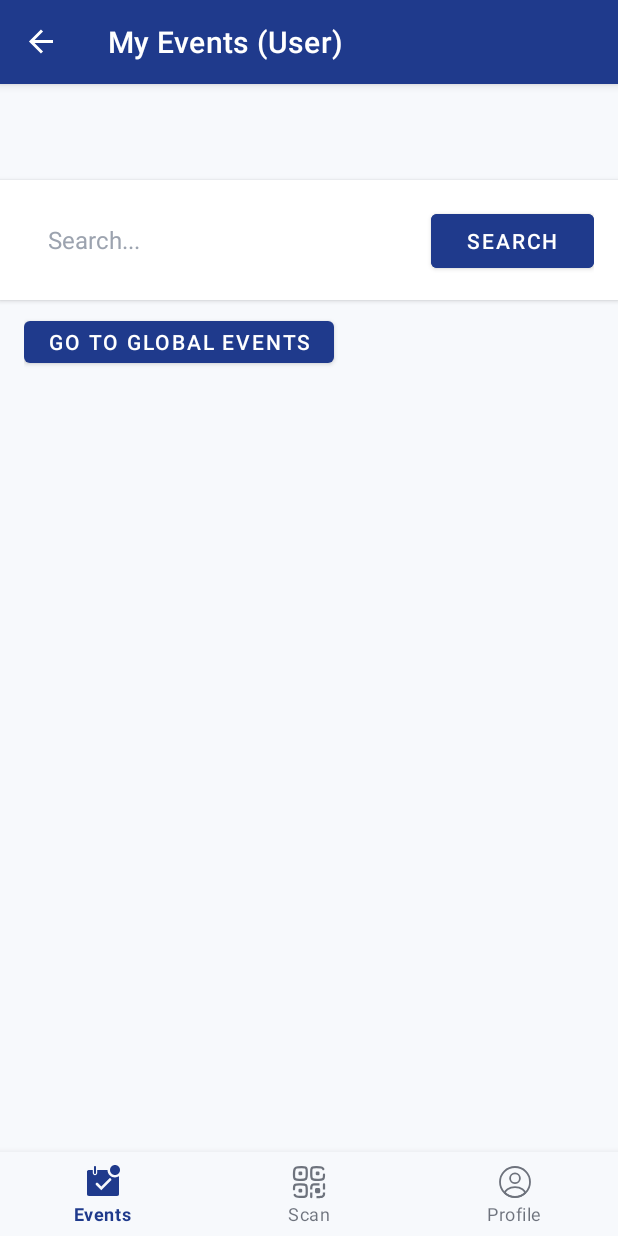
After one commit to CMPUT301F25arcane/arcane-events, an Android app: the UserEventsFragment screen opened through its navigation route, on a phone screen of 412 x 824 dp. The commit adds this screen. Run offline under Robolectric (Android 15) with nearby library versions, the phone set to English and light mode, and no system bars; our stand-ins replace Firebase (no records; nobody signed in at launch, a user with empty details on screens opened directly), navigation-ui.

Commit message:
my events pages

```diff
--- /dev/null
+++ b/app/src/main/java/com/example/arcane/ui/events/EventCardAdapter.java
@@ -0,0 +1,83 @@
+package com.example.arcane.ui.events;
+
+import android.view.LayoutInflater;
+import android.view.View;
+import android.view.ViewGroup;
+import android.widget.ImageView;
+import android.widget.TextView;
+
+import androidx.annotation.NonNull;
+import androidx.recyclerview.widget.RecyclerView;
+
+import com.example.arcane.R;
+import com.example.arcane.model.Event;
+
+import java.util.ArrayList;
+import java.util.List;
+
+public class EventCardAdapter extends RecyclerView.Adapter<EventCardAdapter.EventViewHolder> {
+
+    public interface OnEventClickListener {
+        void onEventClick(@NonNull Event event);
+    }
+
+    private final List<Event> events = new ArrayList<>();
+    private final OnEventClickListener listener;
+
+    public EventCardAdapter(OnEventClickListener listener) {
+        this.listener = listener;
+    }
+
+    public void setItems(@NonNull List<Event> items) {
+        events.clear();
+        events.addAll(items);
+        notifyDataSetChanged();
+    }
+
+    @NonNull
+    @Override
+    public EventViewHolder onCreateViewHolder(@NonNull ViewGroup parent, int viewType) {
+        View view = LayoutInflater.from(parent.getContext()).inflate(R.layout.item_event_card, parent, false);
+        return new EventViewHolder(view);
+    }
+
+    @Override
+    public void onBindViewHolder(@NonNull EventViewHolder holder, int position) {
+        Event event = events.get(position);
+        holder.titleView.setText(event.getEventName());
+        holder.locationView.setText(event.getLocation());
+
+        if (event.getEventDate() != null) {
+            holder.dateView.setText(android.text.format.DateFormat.format("yyyy-MM-dd", event.getEventDate().toDate()));
+        } else {
+            holder.dateView.setText("");
+        }
+
+        holder.itemView.setOnClickListener(v -> {
+            if (listener != null) listener.onEventClick(event);
+        });
+
+        // Placeholder image; integrate Glide/Picasso later if needed
+        holder.imageView.setImageResource(android.R.drawable.ic_menu_gallery);
+    }
+
+    @Override
+    public int getItemCount() {
+        return events.size();
+    }
+
+    static class EventViewHolder extends RecyclerView.ViewHolder {
+        ImageView imageView;
+        TextView titleView;
+        TextView dateView;
+        TextView locationView;
+
+        EventViewHolder(@NonNull View itemView) {
+            super(itemView);
+            imageView = itemView.findViewById(R.id.event_image);
+            titleView = itemView.findViewById(R.id.event_name);
+            dateView = itemView.findViewById(R.id.event_date);
+            locationView = itemView.findViewById(R.id.event_location);
+        }
+    }
+}
--- /dev/null
+++ b/app/src/main/java/com/example/arcane/ui/events/OrganizerEventsFragment.java
@@ -0,0 +1,92 @@
+package com.example.arcane.ui.events;
+
+import android.os.Bundle;
+import android.view.LayoutInflater;
+import android.view.View;
+import android.view.ViewGroup;
+
+import androidx.annotation.NonNull;
+import androidx.annotation.Nullable;
+import androidx.fragment.app.Fragment;
+import androidx.recyclerview.widget.LinearLayoutManager;
+
+import com.example.arcane.R;
+import com.example.arcane.databinding.FragmentEventsBinding;
+import com.example.arcane.model.Event;
+import com.example.arcane.repository.EventRepository;
+import com.google.firebase.auth.FirebaseAuth;
+import com.google.firebase.auth.FirebaseUser;
+import com.google.firebase.firestore.QueryDocumentSnapshot;
+
+import java.util.ArrayList;
+import java.util.List;
+
+public class OrganizerEventsFragment extends Fragment {
+
+    private FragmentEventsBinding binding;
+    private EventCardAdapter adapter;
+    private EventRepository eventRepository;
+
+    @Nullable
+    @Override
+    public View onCreateView(@NonNull LayoutInflater inflater, @Nullable ViewGroup container, @Nullable Bundle savedInstanceState) {
+        binding = FragmentEventsBinding.inflate(inflater, container, false);
+        return binding.getRoot();
+    }
+
+    @Override
+    public void onViewCreated(@NonNull View view, @Nullable Bundle savedInstanceState) {
+        super.onViewCreated(view, savedInstanceState);
+
+        eventRepository = new EventRepository();
+        adapter = new EventCardAdapter(event -> {
+            // Click handling will be added in later step
+        });
+
+        binding.eventsRecyclerView.setLayoutManager(new LinearLayoutManager(requireContext()));
+        binding.eventsRecyclerView.setAdapter(adapter);
+
+        // Hide nav buttons container for organizer (only users need it)
+        binding.navButtonsContainer.setVisibility(View.GONE);
+
+        // Organizer can create events - show FAB
+        binding.fabAddEvent.setVisibility(View.VISIBLE);
+        binding.fabAddEvent.setOnClickListener(v -> {
+            androidx.navigation.NavController navController = androidx.navigation.Navigation.findNavController(requireActivity(), R.id.nav_host_fragment_activity_main);
+            navController.navigate(R.id.navigation_create_event);
+        });
+
+        loadOrganizerEvents();
+    }
+
+    private void loadOrganizerEvents() {
+        FirebaseUser currentUser = FirebaseAuth.getInstance().getCurrentUser();
+        if (currentUser == null) {
+            return;
+        }
+        String organizerId = currentUser.getUid();
+        eventRepository.getEventsByOrganizer(organizerId)
+                .addOnSuccessListener(querySnapshot -> {
+                    List<Event> items = new ArrayList<>();
+                    for (QueryDocumentSnapshot doc : querySnapshot) {
+                        Event event = doc.toObject(Event.class);
+                        event.setEventId(doc.getId());
+                        items.add(event);
+                    }
+                    adapter.setItems(items);
+                });
+    }
+
+    @Override
+    public void onResume() {
+        super.onResume();
+        // Refresh events list when returning to this fragment (e.g., after creating an event)
+        loadOrganizerEvents();
+    }
+
+    @Override
+    public void onDestroyView() {
+        super.onDestroyView();
+        binding = null;
+    }
+}
--- /dev/null
+++ b/app/src/main/java/com/example/arcane/ui/events/UserEventsFragment.java
@@ -0,0 +1,107 @@
+package com.example.arcane.ui.events;
+
+import android.os.Bundle;
+import android.view.LayoutInflater;
+import android.view.View;
+import android.view.ViewGroup;
+
+import androidx.annotation.NonNull;
+import androidx.annotation.Nullable;
+import androidx.fragment.app.Fragment;
+import androidx.recyclerview.widget.LinearLayoutManager;
+
+import com.example.arcane.databinding.FragmentEventsBinding;
+import com.example.arcane.model.Event;
+import com.example.arcane.model.UserProfile;
+import com.example.arcane.repository.EventRepository;
+import com.example.arcane.repository.UserRepository;
+import com.google.firebase.auth.FirebaseAuth;
+import com.google.firebase.auth.FirebaseUser;
+
+import java.util.ArrayList;
+import java.util.List;
+
+public class UserEventsFragment extends Fragment {
+
+    private FragmentEventsBinding binding;
+    private EventCardAdapter adapter;
+    private UserRepository userRepository;
+    private EventRepository eventRepository;
+
+    @Nullable
+    @Override
+    public View onCreateView(@NonNull LayoutInflater inflater, @Nullable ViewGroup container, @Nullable Bundle savedInstanceState) {
+        binding = FragmentEventsBinding.inflate(inflater, container, false);
+        return binding.getRoot();
+    }
+
+    @Override
+    public void onViewCreated(@NonNull View view, @Nullable Bundle savedInstanceState) {
+        super.onViewCreated(view, savedInstanceState);
+
+        userRepository = new UserRepository();
+        eventRepository = new EventRepository();
+        adapter = new EventCardAdapter(event -> {
+            // Click handling will be added later (show details / abandon / decision)
+        });
+
+        binding.eventsRecyclerView.setLayoutManager(new LinearLayoutManager(requireContext()));
+        binding.eventsRecyclerView.setAdapter(adapter);
+
+        // Users cannot create; hide FAB
+        binding.fabAddEvent.setVisibility(View.GONE);
+
+        // Show nav button to Global Events
+        binding.navButtonsContainer.setVisibility(View.VISIBLE);
+        binding.primaryNavButton.setText("Go to Global Events");
+        binding.primaryNavButton.setOnClickListener(v -> {
+            androidx.navigation.NavController navController = androidx.navigation.Navigation.findNavController(requireActivity(), com.example.arcane.R.id.nav_host_fragment_activity_main);
+            navController.navigate(com.example.arcane.R.id.navigation_global_events);
+        });
+
+        loadUserEvents();
+    }
+
+    private void loadUserEvents() {
+        FirebaseUser currentUser = FirebaseAuth.getInstance().getCurrentUser();
+        if (currentUser == null) {
+            return;
+        }
+        String userId = currentUser.getUid();
+        userRepository.getUserById(userId)
+                .addOnSuccessListener(snapshot -> {
+                    UserProfile profile = snapshot.toObject(UserProfile.class);
+                    if (profile == null || profile.getRegisteredEventIds() == null || profile.getRegisteredEventIds().isEmpty()) {
+                        adapter.setItems(new ArrayList<>());
+                        return;
+                    }
+
+                    List<String> eventIds = profile.getRegisteredEventIds();
+                    List<Event> items = new ArrayList<>();
+
+                    final int[] remaining = {eventIds.size()};
+                    for (String eventId : eventIds) {
+                        eventRepository.getEventById(eventId)
+                                .addOnSuccessListener(doc -> {
+                                    Event event = doc.toObject(Event.class);
+                                    if (event != null) {
+                                        event.setEventId(doc.getId());
+                                        items.add(event);
+                                    }
+                                })
+                                .addOnCompleteListener(task -> {
+                                    remaining[0] -= 1;
+                                    if (remaining[0] == 0) {
+                                        adapter.setItems(items);
+                                    }
+                                });
+                    }
+                });
+    }
+
+    @Override
+    public void onDestroyView() {
+        super.onDestroyView();
+        binding = null;
+    }
+}
--- a/app/src/main/res/layout/fragment_events.xml
+++ b/app/src/main/res/layout/fragment_events.xml
@@ -13,6 +13,7 @@
         android:layout_height="wrap_content"
         android:orientation="horizontal"
         android:padding="16dp"
+        android:layout_marginTop="8dp"
         android:background="@color/surface"
         android:elevation="2dp"
         app:layout_constraintTop_toTopOf="parent"
@@ -47,6 +48,30 @@
 
     </LinearLayout>
 
+    <!-- Optional nav buttons row (toggled per fragment) -->
+    <LinearLayout
+        android:id="@+id/nav_buttons_container"
+        android:layout_width="0dp"
+        android:layout_height="wrap_content"
+        android:orientation="horizontal"
+        android:paddingStart="16dp"
+        android:paddingEnd="16dp"
+        android:paddingTop="8dp"
+        android:paddingBottom="0dp"
+        android:visibility="gone"
+        app:layout_constraintTop_toBottomOf="@id/search_container"
+        app:layout_constraintStart_toStartOf="parent"
+        app:layout_constraintEnd_toEndOf="parent">
+
+        <Button
+            android:id="@+id/primary_nav_button"
+            android:layout_width="wrap_content"
+            android:layout_height="40dp"
+            android:text="Go"
+            android:paddingStart="16dp"
+            android:paddingEnd="16dp" />
+    </LinearLayout>
+
     <!-- Events RecyclerView -->
     <androidx.recyclerview.widget.RecyclerView
         android:id="@+id/events_recycler_view"
@@ -55,11 +80,26 @@
         android:paddingTop="8dp"
         android:paddingBottom="8dp"
         android:clipToPadding="false"
-        app:layout_constraintTop_toBottomOf="@id/search_container"
+        app:layout_constraintTop_toBottomOf="@id/nav_buttons_container"
         app:layout_constraintBottom_toBottomOf="parent"
         app:layout_constraintStart_toStartOf="parent"
         app:layout_constraintEnd_toEndOf="parent"
         tools:listitem="@layout/item_event_card" />
+
+    <!-- Floating Action Button for Organizer (hidden for users) -->
+    <com.google.android.material.floatingactionbutton.FloatingActionButton
+        android:id="@+id/fab_add_event"
+        android:layout_width="wrap_content"
+        android:layout_height="wrap_content"
+        android:layout_marginEnd="16dp"
+        android:layout_marginBottom="80dp"
+        android:src="@android:drawable/ic_input_add"
+        android:contentDescription="Add Event"
+        app:tint="?attr/colorOnPrimary"
+        app:backgroundTint="?attr/colorPrimary"
+        android:visibility="gone"
+        app:layout_constraintBottom_toBottomOf="parent"
+        app:layout_constraintEnd_toEndOf="parent" />
 
     <!-- Notification Banner (Bottom) -->
     <include
--- a/app/src/main/res/navigation/mobile_navigation.xml
+++ b/app/src/main/res/navigation/mobile_navigation.xml
@@ -25,9 +25,9 @@
 
     <fragment
         android:id="@+id/navigation_home"
-        android:name="com.example.arcane.ui.home.HomeFragment"
-        android:label="@string/title_events"
-        tools:layout="@layout/fragment_home" />
+        android:name="com.example.arcane.ui.events.OrganizerEventsFragment"
+        android:label="My Events (Organizer)"
+        tools:layout="@layout/fragment_events" />
 
     <fragment
         android:id="@+id/navigation_dashboard"
@@ -47,4 +47,16 @@
         android:label="Create Event"
         tools:layout="@layout/fragment_create_event" />
 
+    <fragment
+        android:id="@+id/navigation_user_events"
+        android:name="com.example.arcane.ui.events.UserEventsFragment"
+        android:label="My Events (User)"
+        tools:layout="@layout/fragment_events" />
+
+    <fragment
+        android:id="@+id/navigation_global_events"
+        android:name="com.example.arcane.ui.events.GlobalEventsFragment"
+        android:label="User Global Events"
+        tools:layout="@layout/fragment_events" />
+
 </navigation>
```
Also changed, not shown: app/src/main/java/com/example/arcane/ui/events/GlobalEventsFragment.java (added, +78 -0 lines), app/src/main/java/com/example/arcane/ui/login/LoginFragment.java (+32 -4 lines), 1 other file.
